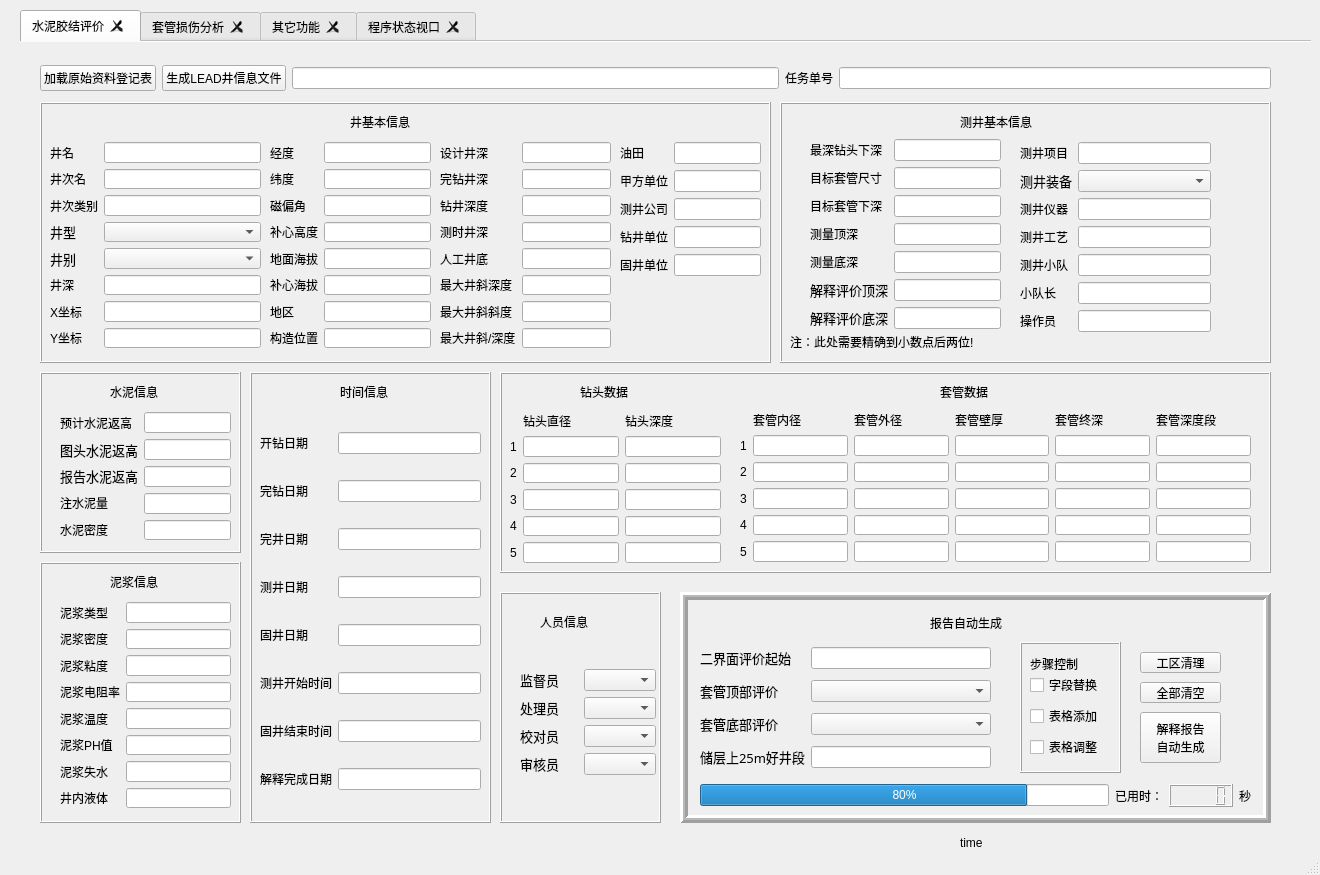
The window that WELL_INTEGRITY_UI.ui (KiwiPapa/4Stars-EngineerLoggingAssistant) describes before a commit, drawn with Qt 5.
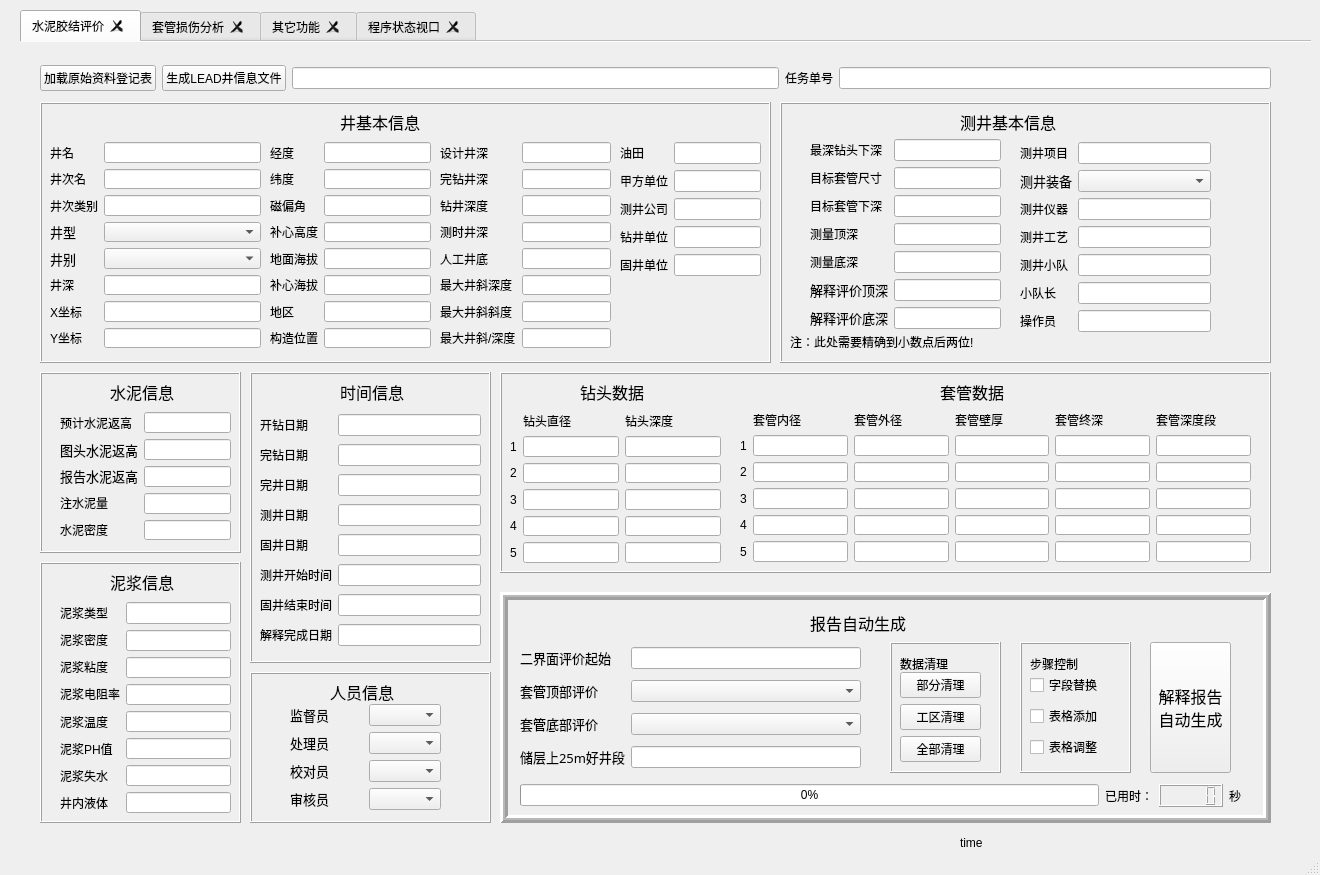
The same window after the commit.

Patch:
```diff
--- a/WELL_INTEGRITY_UI.ui
+++ b/WELL_INTEGRITY_UI.ui
@@ -114,12 +114,21 @@
       <widget class="QLabel" name="label_93">
        <property name="geometry">
         <rect>
-         <x>310</x>
+         <x>300</x>
          <y>10</y>
-         <width>81</width>
+         <width>91</width>
          <height>20</height>
         </rect>
        </property>
+       <property name="font">
+        <font>
+         <family>黑体</family>
+         <pointsize>12</pointsize>
+         <weight>50</weight>
+         <italic>false</italic>
+         <bold>false</bold>
+        </font>
+       </property>
        <property name="styleSheet">
         <string notr="true">font: 10pt &quot;黑体&quot;;</string>
        </property>
@@ -802,7 +811,7 @@
          <x>20</x>
          <y>40</y>
          <width>171</width>
-         <height>206</height>
+         <height>211</height>
         </rect>
        </property>
        <property name="styleSheet">
@@ -985,6 +994,15 @@
          <height>20</height>
         </rect>
        </property>
+       <property name="font">
+        <font>
+         <family>黑体</family>
+         <pointsize>12</pointsize>
+         <weight>50</weight>
+         <italic>false</italic>
+         <bold>false</bold>
+        </font>
+       </property>
        <property name="styleSheet">
         <string notr="true">font: 10pt &quot;黑体&quot;;</string>
        </property>
@@ -1350,6 +1368,15 @@
          <height>20</height>
         </rect>
        </property>
+       <property name="font">
+        <font>
+         <family>黑体</family>
+         <pointsize>12</pointsize>
+         <weight>50</weight>
+         <italic>false</italic>
+         <bold>false</bold>
+        </font>
+       </property>
        <property name="styleSheet">
         <string notr="true">font: 10pt &quot;黑体&quot;;</string>
        </property>
@@ -1380,7 +1407,7 @@
         <x>230</x>
         <y>330</y>
         <width>241</width>
-        <height>451</height>
+        <height>291</height>
        </rect>
       </property>
       <property name="styleSheet">
@@ -1397,10 +1424,19 @@
         <rect>
          <x>90</x>
          <y>10</y>
-         <width>61</width>
+         <width>71</width>
          <height>20</height>
         </rect>
        </property>
+       <property name="font">
+        <font>
+         <family>黑体</family>
+         <pointsize>12</pointsize>
+         <weight>50</weight>
+         <italic>false</italic>
+         <bold>false</bold>
+        </font>
+       </property>
        <property name="styleSheet">
         <string notr="true">font: 10pt &quot;黑体&quot;;</string>
        </property>
@@ -1414,7 +1450,7 @@
          <x>10</x>
          <y>40</y>
          <width>221</width>
-         <height>401</height>
+         <height>241</height>
         </rect>
        </property>
        <property name="styleSheet">
@@ -1742,6 +1778,15 @@
          <height>20</height>
         </rect>
        </property>
+       <property name="font">
+        <font>
+         <family>黑体</family>
+         <pointsize>12</pointsize>
+         <weight>50</weight>
+         <italic>false</italic>
+         <bold>false</bold>
+        </font>
+       </property>
        <property name="styleSheet">
         <string notr="true">font: 10pt &quot;黑体&quot;;</string>
        </property>
@@ -1753,9 +1798,9 @@
      <widget class="QFrame" name="frame">
       <property name="geometry">
        <rect>
-        <x>660</x>
+        <x>480</x>
         <y>550</y>
-        <width>591</width>
+        <width>771</width>
         <height>231</height>
        </rect>
       </property>
@@ -1779,7 +1824,7 @@
         <rect>
          <x>20</x>
          <y>50</y>
-         <width>291</width>
+         <width>341</width>
          <height>131</height>
         </rect>
        </property>
@@ -1906,12 +1951,21 @@
       <widget class="QLabel" name="label_111">
        <property name="geometry">
         <rect>
-         <x>250</x>
+         <x>310</x>
          <y>20</y>
          <width>101</width>
          <height>21</height>
         </rect>
        </property>
+       <property name="font">
+        <font>
+         <family>黑体</family>
+         <pointsize>12</pointsize>
+         <weight>50</weight>
+         <italic>false</italic>
+         <bold>false</bold>
+        </font>
+       </property>
        <property name="styleSheet">
         <string notr="true">font: 10pt &quot;黑体&quot;;</string>
        </property>
@@ -1922,12 +1976,21 @@
       <widget class="QPushButton" name="pushButton_4">
        <property name="geometry">
         <rect>
-         <x>460</x>
-         <y>120</y>
+         <x>650</x>
+         <y>50</y>
          <width>81</width>
-         <height>51</height>
+         <height>131</height>
         </rect>
        </property>
+       <property name="font">
+        <font>
+         <family>黑体</family>
+         <pointsize>12</pointsize>
+         <weight>50</weight>
+         <italic>false</italic>
+         <bold>false</bold>
+        </font>
+       </property>
        <property name="styleSheet">
         <string notr="true">font: 10pt &quot;黑体&quot;;</string>
        </property>
@@ -1962,7 +2025,7 @@
         <rect>
          <x>20</x>
          <y>190</y>
-         <width>551</width>
+         <width>721</width>
          <height>27</height>
         </rect>
        </property>
@@ -1976,7 +2039,7 @@
            <string notr="true">font: 10pt &quot;黑体&quot;;</string>
           </property>
           <property name="value">
-           <number>80</number>
+           <number>0</number>
           </property>
          </widget>
         </item>
@@ -2016,9 +2079,9 @@
       <widget class="QFrame" name="frame_15">
        <property name="geometry">
         <rect>
-         <x>340</x>
+         <x>520</x>
          <y>50</y>
-         <width>101</width>
+         <width>111</width>
          <height>131</height>
         </rect>
        </property>
@@ -2093,79 +2156,145 @@
         </property>
        </widget>
       </widget>
-      <widget class="QPushButton" name="pushButton_5">
+      <widget class="QFrame" name="frame_18">
        <property name="geometry">
         <rect>
-         <x>460</x>
-         <y>60</y>
-         <width>81</width>
-         <height>21</height>
+         <x>390</x>
+         <y>50</y>
+         <width>111</width>
+         <height>131</height>
         </rect>
        </property>
        <property name="styleSheet">
         <string notr="true">font: 10pt &quot;黑体&quot;;</string>
        </property>
-       <property name="text">
-        <string>工区清理</string>
+       <property name="frameShape">
+        <enum>QFrame::Box</enum>
        </property>
-       <property name="iconSize">
-        <size>
-         <width>100</width>
-         <height>100</height>
-        </size>
+       <property name="frameShadow">
+        <enum>QFrame::Raised</enum>
        </property>
-       <property name="checkable">
-        <bool>false</bool>
-       </property>
-       <property name="checked">
-        <bool>false</bool>
-       </property>
-       <property name="autoRepeat">
-        <bool>false</bool>
-       </property>
-       <property name="default">
-        <bool>false</bool>
-       </property>
-       <property name="flat">
-        <bool>false</bool>
-       </property>
-      </widget>
-      <widget class="QPushButton" name="pushButton_31">
-       <property name="geometry">
-        <rect>
-         <x>460</x>
-         <y>90</y>
-         <width>81</width>
-         <height>21</height>
-        </rect>
-       </property>
-       <property name="styleSheet">
-        <string notr="true">font: 10pt &quot;黑体&quot;;</string>
-       </property>
-       <property name="text">
-        <string>全部清空</string>
-       </property>
-       <property name="iconSize">
-        <size>
-         <width>100</width>
-         <height>100</height>
-        </size>
-       </property>
-       <property name="checkable">
-        <bool>false</bool>
-       </property>
-       <property name="checked">
-        <bool>false</bool>
-       </property>
-       <property name="autoRepeat">
-        <bool>false</bool>
-       </property>
-       <property name="default">
-        <bool>false</bool>
-       </property>
-       <property name="flat">
-        <bool>false</bool>
-       </property>
+       <widget class="QLabel" name="label_124">
+        <property name="geometry">
+         <rect>
+          <x>10</x>
+          <y>10</y>
+          <width>61</width>
+          <height>23</height>
+         </rect>
+        </property>
+        <property name="styleSheet">
+         <string notr="true">font: 10pt &quot;黑体&quot;;</string>
+        </property>
+        <property name="text">
+         <string>数据清理</string>
+        </property>
+       </widget>
+       <widget class="QWidget" name="layoutWidget">
+        <property name="geometry">
+         <rect>
+          <x>10</x>
+          <y>30</y>
+          <width>81</width>
+          <height>91</height>
+         </rect>
+        </property>
+        <layout class="QGridLayout" name="gridLayout_31">
+         <item row="0" column="0">
+          <widget class="QPushButton" name="pushButton_5">
+           <property name="styleSheet">
+            <string notr="true">font: 10pt &quot;黑体&quot;;</string>
+           </property>
+           <property name="text">
+            <string>部分清理</string>
+           </property>
+           <property name="iconSize">
+            <size>
+             <width>100</width>
+             <height>100</height>
+            </size>
+           </property>
+           <property name="checkable">
+            <bool>false</bool>
+           </property>
+           <property name="checked">
+            <bool>false</bool>
+           </property>
+           <property name="autoRepeat">
+            <bool>false</bool>
+           </property>
+           <property name="default">
+            <bool>false</bool>
+           </property>
+           <property name="flat">
+            <bool>false</bool>
+           </property>
+          </widget>
+         </item>
+         <item row="1" column="0">
+          <widget class="QPushButton" name="pushButton_31">
+           <property name="styleSheet">
+            <string notr="true">font: 10pt &quot;黑体&quot;;</string>
+           </property>
+           <property name="text">
+            <string>工区清理</string>
+           </property>
+           <property name="iconSize">
+            <size>
+             <width>100</width>
+             <height>100</height>
+            </size>
+           </property>
+           <property name="checkable">
+            <bool>false</bool>
+           </property>
+           <property name="checked">
+            <bool>false</bool>
+           </property>
+           <property name="autoRepeat">
+            <bool>false</bool>
+           </property>
+           <property name="default">
+            <bool>false</bool>
+           </property>
+           <property name="flat">
+            <bool>false</bool>
+           </property>
+          </widget>
+         </item>
+         <item row="2" column="0">
+          <widget class="QPushButton" name="pushButton_40">
+           <property name="styleSheet">
+            <string notr="true">font: 10pt &quot;黑体&quot;;</string>
+           </property>
+           <property name="text">
+            <string>全部清理</string>
+           </property>
+           <property name="iconSize">
+            <size>
+             <width>100</width>
+             <height>100</height>
+            </size>
+           </property>
+           <property name="checkable">
+            <bool>false</bool>
+           </property>
+           <property name="checked">
+            <bool>false</bool>
+           </property>
+           <property name="autoRepeat">
+            <bool>false</bool>
+           </property>
+           <property name="default">
+            <bool>false</bool>
+           </property>
+           <property name="flat">
+            <bool>false</bool>
+           </property>
+          </widget>
+         </item>
+        </layout>
+       </widget>
       </widget>
      </widget>
      <widget class="QFrame" name="frame_8">
@@ -2560,6 +2689,15 @@
          <height>20</height>
         </rect>
        </property>
+       <property name="font">
+        <font>
+         <family>黑体</family>
+         <pointsize>12</pointsize>
+         <weight>50</weight>
+         <italic>false</italic>
+         <bold>false</bold>
+        </font>
+       </property>
        <property name="styleSheet">
         <string notr="true">font: 10pt &quot;黑体&quot;;</string>
        </property>
@@ -2761,6 +2899,15 @@
          <height>20</height>
         </rect>
        </property>
+       <property name="font">
+        <font>
+         <family>黑体</family>
+         <pointsize>12</pointsize>
+         <weight>50</weight>
+         <italic>false</italic>
+         <bold>false</bold>
+        </font>
+       </property>
        <property name="styleSheet">
         <string notr="true">font: 10pt &quot;黑体&quot;;</string>
        </property>
@@ -2788,10 +2935,10 @@
      <widget class="QFrame" name="frame_7">
       <property name="geometry">
        <rect>
-        <x>480</x>
-        <y>550</y>
-        <width>161</width>
-        <height>231</height>
+        <x>230</x>
+        <y>630</y>
+        <width>241</width>
+        <height>151</height>
        </rect>
       </property>
       <property name="styleSheet">
@@ -2803,17 +2950,39 @@
       <property name="frameShadow">
        <enum>QFrame::Raised</enum>
       </property>
-      <widget class="QWidget" name="layoutWidget_7">
+      <widget class="QLabel" name="label_97">
        <property name="geometry">
         <rect>
-         <x>20</x>
-         <y>70</y>
-         <width>136</width>
-         <height>121</height>
+         <x>80</x>
+         <y>10</y>
+         <width>71</width>
+         <height>20</height>
         </rect>
        </property>
+       <property name="font">
+        <font>
+         <family>黑体</family>
+         <pointsize>12</pointsize>
+         <weight>50</weight>
+         <italic>false</italic>
+         <bold>false</bold>
+        </font>
+       </property>
        <property name="styleSheet">
-        <string notr="true">font: 10pt &quot;黑体&quot;;</string>
+        <string notr="true">font: 12pt &quot;黑体&quot;;</string>
+       </property>
+       <property name="text">
+        <string>人员信息</string>
+       </property>
+      </widget>
+      <widget class="QWidget" name="layoutWidget">
+       <property name="geometry">
+        <rect>
+         <x>40</x>
+         <y>30</y>
+         <width>151</width>
+         <height>111</height>
+        </rect>
        </property>
        <layout class="QGridLayout" name="gridLayout_11">
         <item row="0" column="0">
@@ -2934,22 +3103,6 @@
         </item>
        </layout>
       </widget>
-      <widget class="QLabel" name="label_97">
-       <property name="geometry">
-        <rect>
-         <x>40</x>
-         <y>20</y>
-         <width>71</width>
-         <height>20</height>
-        </rect>
-       </property>
-       <property name="styleSheet">
-        <string notr="true">font: 10pt &quot;黑体&quot;;</string>
-       </property>
-       <property name="text">
-        <string>人员信息</string>
-       </property>
-      </widget>
      </widget>
      <widget class="QWidget" name="layoutWidget">
       <property name="geometry">
```
Left out of the diff: 444 changed lines with no effect on the pictures.
